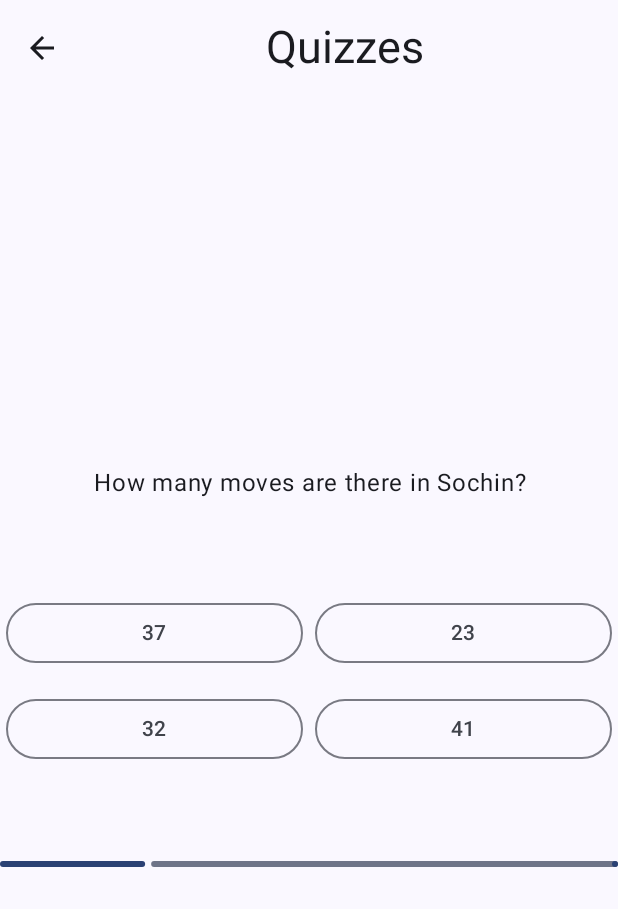
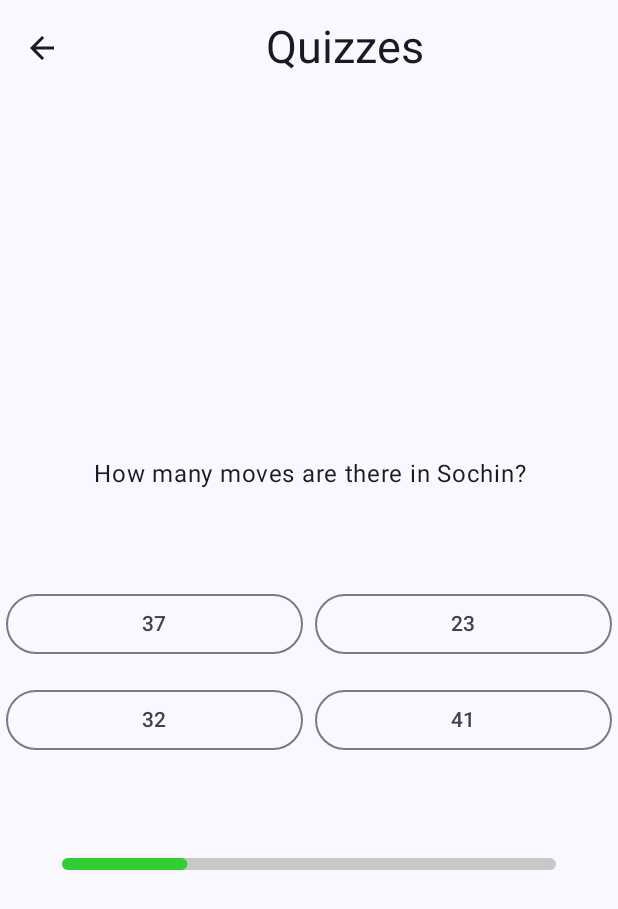
Before and after one commit to cpedrorafael/shotokan-kata-android, an Android app built with Jetpack Compose: the composable WordQuiz called with empty values, on a phone screen of 412 x 824 dp. Shown: the top 909 px of the screen. Run offline under Robolectric (Android 15) with nearby library versions, the phone set to English and light mode, and no system bars.

Commit message:
quiz timer

```diff
--- /dev/null
+++ b/app/src/main/java/com/guayaba/shotokankata/ui/CustomLinearProgressIndicator.kt
@@ -0,0 +1,39 @@
+import androidx.compose.foundation.Canvas
+import androidx.compose.foundation.layout.fillMaxWidth
+import androidx.compose.foundation.layout.height
+import androidx.compose.material3.MaterialTheme
+import androidx.compose.runtime.Composable
+import androidx.compose.ui.Modifier
+import androidx.compose.ui.geometry.Offset
+import androidx.compose.ui.graphics.Color
+import androidx.compose.ui.graphics.StrokeCap
+import androidx.compose.ui.graphics.luminance
+import androidx.compose.ui.unit.dp
+
+@Composable
+fun CustomLinearProgressIndicator(progress: Float, modifier: Modifier = Modifier) {
+    val isDarkTheme = MaterialTheme.colorScheme.background.luminance() < 0.5f
+
+    Canvas(modifier = modifier.height(4.dp)) {
+        val strokeWidth = size.height // Use the Canvas height as the stroke width for the bar
+
+
+        // Draw the track
+        drawLine(
+            color = if(isDarkTheme) Color(50 , 50, 50) else Color(200, 200, 200),
+            start = Offset(x = 0f, y = center.y),
+            end = Offset(x = size.width, y = center.y),
+            strokeWidth = strokeWidth,
+            cap = StrokeCap.Round
+        )
+
+        // Draw the progress
+        drawLine(
+            color = Color(50, 205, 50),
+            start = Offset(x = 0f, y = center.y),
+            end = Offset(x = size.width * progress, y = center.y),
+            strokeWidth = strokeWidth,
+            cap = StrokeCap.Round
+        )
+    }
+}
--- a/app/src/main/java/com/guayaba/shotokankata/ui/quiz/QuizViewModel.kt
+++ b/app/src/main/java/com/guayaba/shotokankata/ui/quiz/QuizViewModel.kt
@@ -1,6 +1,5 @@
 package com.guayaba.shotokankata.ui.quiz
 
-import android.util.Log
 import androidx.lifecycle.ViewModel
 import androidx.lifecycle.viewModelScope
 import com.guayaba.shotokankata.data.KataInfo
@@ -94,7 +93,6 @@ class QuizViewModel : ViewModel() {
     }
 
     private fun loadNextQuestion() = viewModelScope.launch {
-        Log.d(TAG, "loading question")
         if (questions.peek() == null) {
             _questionFlow.emit(QuizState(null, true))
             saveResult(
@@ -118,8 +116,8 @@ class QuizViewModel : ViewModel() {
         delay(300L)
 
         while (state.tick < state.total) {
-            delay(100L)
-            val newState = TimerState(state.tick + 100L, state.total)
+            delay(50L)
+            val newState = TimerState(state.tick + 50L, state.total)
             state = newState
             _timerFlow.value = state
         }
--- a/app/src/main/java/com/guayaba/shotokankata/ui/quiz/WordQuiz.kt
+++ b/app/src/main/java/com/guayaba/shotokankata/ui/quiz/WordQuiz.kt
@@ -1,6 +1,8 @@
 package com.guayaba.shotokankata.ui.quiz
 
+import CustomLinearProgressIndicator
 import android.util.Log
+import androidx.compose.foundation.background
 import androidx.compose.foundation.layout.Arrangement
 import androidx.compose.foundation.layout.Box
 import androidx.compose.foundation.layout.Column
@@ -11,6 +13,7 @@ import androidx.compose.foundation.layout.height
 import androidx.compose.foundation.layout.padding
 import androidx.compose.foundation.lazy.grid.GridCells
 import androidx.compose.foundation.lazy.grid.LazyVerticalGrid
+import androidx.compose.foundation.shape.RoundedCornerShape
 import androidx.compose.material.icons.Icons
 import androidx.compose.material.icons.automirrored.filled.ArrowBack
 import androidx.compose.material3.ExperimentalMaterial3Api
@@ -32,6 +35,9 @@ import androidx.compose.runtime.remember
 import androidx.compose.runtime.setValue
 import androidx.compose.ui.Alignment
 import androidx.compose.ui.Modifier
+import androidx.compose.ui.draw.clip
+import androidx.compose.ui.graphics.Color
+import androidx.compose.ui.graphics.StrokeCap
 import androidx.compose.ui.text.font.FontWeight
 import androidx.compose.ui.text.style.TextAlign
 import androidx.compose.ui.unit.TextUnit
@@ -165,9 +171,11 @@ fun TextAnswerButton(answer: String, onAnswer: (String) -> Unit) {
 fun QuestionTimer(viewmodel: QuizViewModel) {
     val state = viewmodel.timerFlow.collectAsState()
 
-    LinearProgressIndicator(
-        progress = { state.value.tick.toFloat() / state.value.total.toFloat() },
-        modifier = Modifier.fillMaxWidth(),
+    CustomLinearProgressIndicator(
+        progress = state.value.tick.toFloat() / state.value.total.toFloat(),
+        modifier = Modifier
+            .fillMaxWidth(0.8f)
+            .height(16.dp)
+            .padding(4.dp),
     )
-
 }
```
